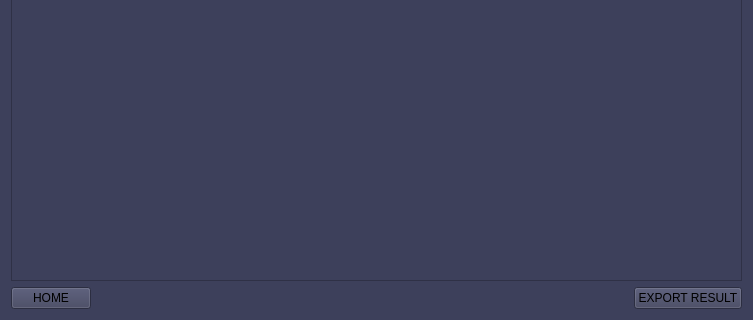
The window that audit_result_page.ui (h4636oh/EasyAudit_QT) describes before a commit, drawn with Qt 5; both pictures show x 0 to 753 and y 343 to 663 of the 753 by 663 pixel window.
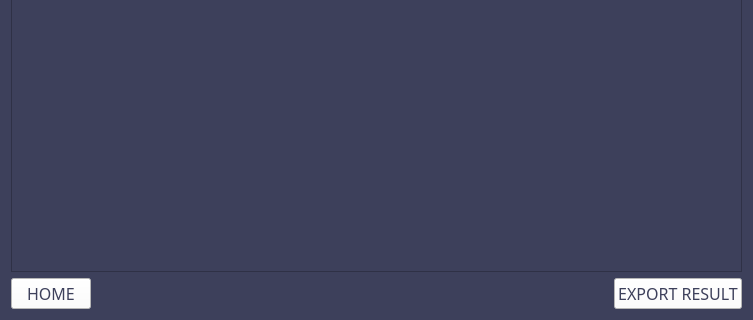
The same window after the commit.

Diff of the .ui file:
```diff
--- a/audit_result_page.ui
+++ b/audit_result_page.ui
@@ -11,7 +11,7 @@
    </rect>
   </property>
   <property name="sizePolicy">
-   <sizepolicy hsizetype="Fixed" vsizetype="Fixed">
+   <sizepolicy hsizetype="Preferred" vsizetype="Preferred">
     <horstretch>0</horstretch>
     <verstretch>0</verstretch>
    </sizepolicy>
@@ -77,6 +77,17 @@
     <layout class="QHBoxLayout" name="bar_bottom">
      <item>
       <widget class="QPushButton" name="home_btn">
+       <property name="font">
+        <font>
+         <family>DM Mono Medium</family>
+         <pointsize>12</pointsize>
+         <italic>false</italic>
+        </font>
+       </property>
+       <property name="styleSheet">
+        <string notr="true">background-color: rgb(255, 255, 255);
+color: rgb(61, 64, 91);</string>
+       </property>
        <property name="text">
         <string>HOME</string>
        </property>
@@ -97,6 +108,17 @@
      </item>
      <item>
       <widget class="QPushButton" name="export_btn">
+       <property name="font">
+        <font>
+         <family>DM Mono Medium</family>
+         <pointsize>12</pointsize>
+         <italic>false</italic>
+        </font>
+       </property>
+       <property name="styleSheet">
+        <string notr="true">background-color: rgb(255, 255, 255);
+color: rgb(61, 64, 91);</string>
+       </property>
        <property name="text">
         <string>EXPORT RESULT</string>
        </property>
```
